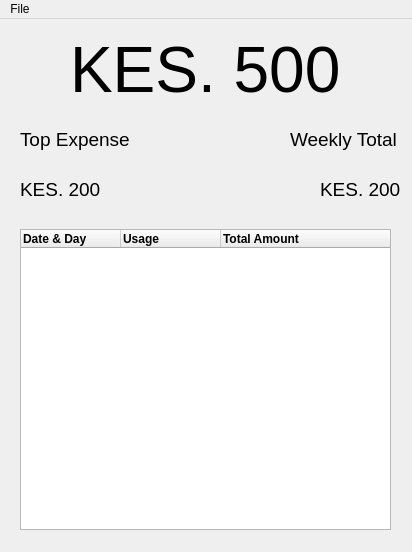
codewithlennylen/Expense-Tracker, file ui/main.ui: the form before one commit.
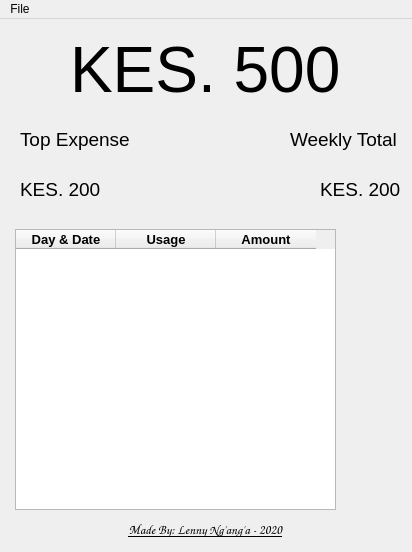
The form after the commit.

Commit message: Table Widget Complete :100:

Diff of the .ui file:
```diff
--- a/ui/main.ui
+++ b/ui/main.ui
@@ -104,27 +104,51 @@
      <string>KES. 200</string>
     </property>
    </widget>
-   <widget class="QTreeWidget" name="table">
+   <widget class="QLabel" name="label">
     <property name="geometry">
      <rect>
       <x>20</x>
-      <y>210</y>
+      <y>500</y>
       <width>371</width>
-      <height>301</height>
+      <height>20</height>
      </rect>
     </property>
     <property name="font">
      <font>
+      <family>Comic Sans MS</family>
+      <pointsize>10</pointsize>
       <weight>75</weight>
+      <italic>false</italic>
       <bold>true</bold>
+      <underline>true</underline>
      </font>
     </property>
-    <property name="alternatingRowColors">
-     <bool>true</bool>
+    <property name="text">
+     <string>Made By: Lenny Ng'ang'a - 2020</string>
+    </property>
+    <property name="alignment">
+     <set>Qt::AlignCenter</set>
+    </property>
+   </widget>
+   <widget class="QTableWidget" name="table">
+    <property name="geometry">
+     <rect>
+      <x>15</x>
+      <y>210</y>
+      <width>321</width>
+      <height>281</height>
+     </rect>
+    </property>
+    <property name="font">
+     <font>
+      <pointsize>10</pointsize>
+      <weight>75</weight>
+      <bold>true</bold>
+     </font>
     </property>
     <column>
      <property name="text">
-      <string>Date &amp; Day</string>
+      <string>Day &amp; Date</string>
      </property>
     </column>
     <column>
@@ -134,7 +158,7 @@
     </column>
     <column>
      <property name="text">
-      <string>Total Amount</string>
+      <string>Amount</string>
      </property>
     </column>
    </widget>
```
The commit also changes 1 other file.
